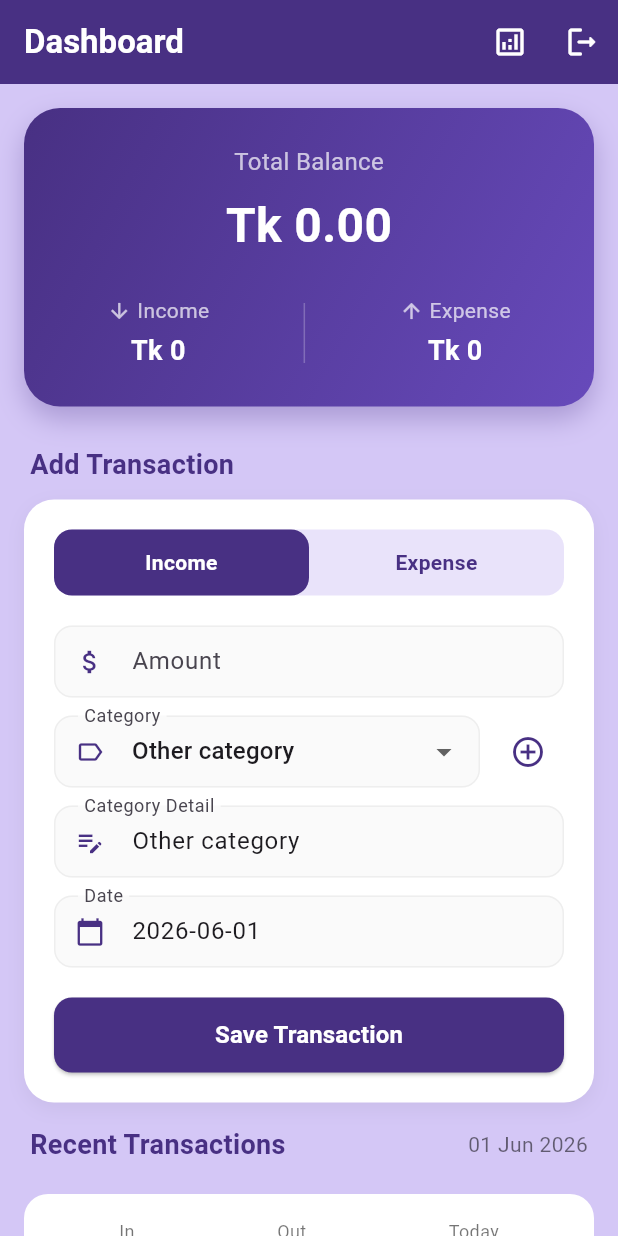
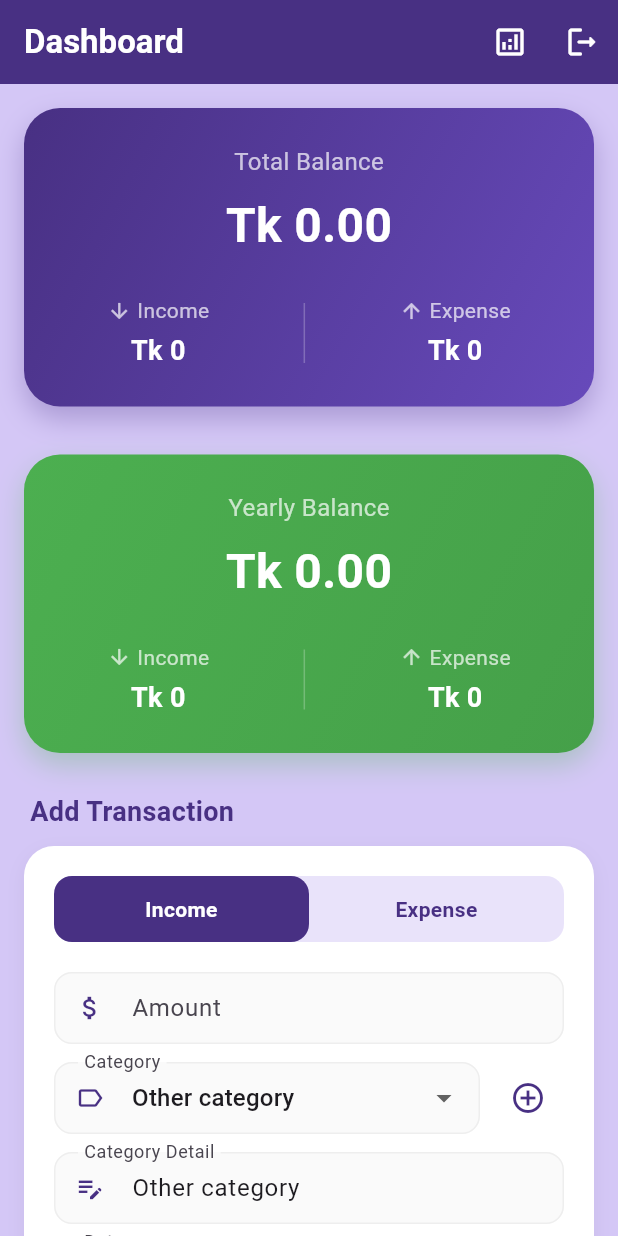
Before and after one commit to Fahad-Hasan-Nur/daily-earning-tracker, a Flutter app: the screen it shows once a user with an empty profile is signed in, on a phone screen of 412 x 824 dp. Run offline on Flutter 3.47's test engine with Material 3 defaults, Android fonts, the phone set to English and light mode, and no system bars; our stand-ins replace cloud_firestore, firebase_auth, firebase_core, get; accounts and stored records are empty.

Commit message:
feat: add yearly report card to dashboard

```diff
--- a/lib/app/pages/home_page.dart
+++ b/lib/app/pages/home_page.dart
@@ -124,6 +124,9 @@ class _HomePageState extends State<HomePage> {
             // 1. Dashboard Summary Card
             _buildBalanceCard(record),
 
+            // 2. Yearly Report Card
+            _buildYearlyReportCard(record),
+
             const Padding(
               padding: EdgeInsets.symmetric(horizontal: 20, vertical: 10),
               child: Text(
@@ -160,7 +163,7 @@ class _HomePageState extends State<HomePage> {
               ),
             ),
 
-            // 3. Category Summary
+            // 4. Category Summary
             _buildCategorySummary(record),
 
             // 4. Today's Summary
@@ -253,6 +256,65 @@ class _HomePageState extends State<HomePage> {
           ),
         ),
       ],
+    );
+  }
+
+  Widget _buildYearlyReportCard(RecordController record) {
+    return Obx(
+      () => Container(
+        width: double.infinity,
+        margin: const EdgeInsets.all(16),
+        padding: const EdgeInsets.all(24),
+        decoration: BoxDecoration(
+          gradient: const LinearGradient(
+            colors: [Color(0xFF4CAF50), Color(0xFF45a049)],
+            begin: Alignment.topLeft,
+            end: Alignment.bottomRight,
+          ),
+          borderRadius: BorderRadius.circular(24),
+          boxShadow: [
+            BoxShadow(
+              color: Colors.green.withOpacity(0.3),
+              blurRadius: 15,
+              offset: const Offset(0, 8),
+            ),
+          ],
+        ),
+        child: Column(
+          children: [
+            const Text(
+              'Yearly Balance',
+              style: TextStyle(color: Colors.white70, fontSize: 16),
+            ),
+            const SizedBox(height: 8),
+            Text(
+              'Tk ${record.yearlyBalance.value.toStringAsFixed(2)}',
+              style: const TextStyle(
+                color: Colors.white,
+                fontSize: 32,
+                fontWeight: FontWeight.bold,
+              ),
+            ),
+            const SizedBox(height: 24),
+            Row(
+              mainAxisAlignment: MainAxisAlignment.spaceAround,
+              children: [
+                _balanceItem(
+                  'Income',
+                  record.yearlyTotalIncome.value,
+                  Icons.arrow_downward,
+                ),
+                Container(width: 1, height: 40, color: Colors.white24),
+                _balanceItem(
+                  'Expense',
+                  record.yearlyTotalExpense.value,
+                  Icons.arrow_upward,
+                ),
+              ],
+            ),
+          ],
+        ),
+      ),
     );
   }
 
```
